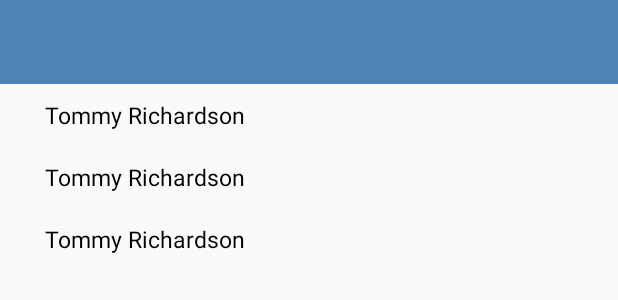
After one commit to kyrylo-1/Telegram-Android-UI-clone, an Android app: the layout activity_contacts.xml on its own in the app's theme, with its tools: preview values and no code run, on a phone screen of 412 x 824 dp. The commit adds this screen. Shown: the top 300 px of the screen. Run offline under Robolectric (Android 15) with nearby library versions, the phone set to English and light mode, and no system bars.

Commit message:
add Contacts activity, that shows all of user's contact list

```diff
--- a/app/src/main/AndroidManifest.xml
+++ b/app/src/main/AndroidManifest.xml
@@ -1,6 +1,8 @@
 <?xml version="1.0" encoding="utf-8"?>
 <manifest xmlns:android="http://schemas.android.com/apk/res/android"
     package="com.shorka.telegramclone_ui">
+
+    <uses-permission android:name="android.permission.READ_CONTACTS" />
 
     <application
         android:allowBackup="true"
@@ -27,6 +29,8 @@
             android:name=".activities.ContactChatActivity"
             android:windowSoftInputMode="stateHidden|stateUnchanged" />
 
+        <activity android:name=".activities.ContactsActivity" />
+
     </application>
 
 
--- /dev/null
+++ b/app/src/main/res/layout/activity_contacts.xml
@@ -0,0 +1,33 @@
+<?xml version="1.0" encoding="utf-8"?>
+<RelativeLayout xmlns:android="http://schemas.android.com/apk/res/android"
+    xmlns:app="http://schemas.android.com/apk/res-auto"
+    xmlns:tools="http://schemas.android.com/tools"
+    android:layout_width="match_parent"
+    android:layout_height="match_parent"
+
+    tools:context=".activities.ContactChatActivity">
+
+    <android.support.v7.widget.Toolbar
+        android:id="@+id/contacts_toolbar"
+        android:layout_width="match_parent"
+        android:layout_height="?android:attr/actionBarSize"
+        android:background="@color/colorPrimary"
+        app:layout_constraintTop_toTopOf="parent"
+
+        app:popupTheme="@style/ThemeOverlay.AppCompat.Light">
+
+    </android.support.v7.widget.Toolbar>
+
+
+    <android.support.v7.widget.RecyclerView
+        android:id="@+id/recycler_view_phone_contacts"
+        android:layout_width="match_parent"
+        android:layout_height="wrap_content"
+        android:clipToPadding="false"
+        android:layout_below="@id/contacts_toolbar"
+        app:stackFromEnd="true"
+        tools:listitem="@layout/item_contact_row">
+
+    </android.support.v7.widget.RecyclerView>
+
+</RelativeLayout>
--- a/app/src/main/res/layout/activity_main.xml
+++ b/app/src/main/res/layout/activity_main.xml
@@ -5,11 +5,8 @@
     android:id="@+id/drawer_layout"
     android:layout_width="match_parent"
     android:layout_height="match_parent"
-
     android:fitsSystemWindows="true"
-
     tools:openDrawer="start">
-
 
     <include
         layout="@layout/contain_main"
@@ -27,5 +24,4 @@
         app:menu="@menu/activity_main_drawer" />
 
 
-
 </android.support.v4.widget.DrawerLayout>
--- a/app/src/main/res/layout/contain_main.xml
+++ b/app/src/main/res/layout/contain_main.xml
@@ -34,7 +34,9 @@
             <android.support.v7.widget.RecyclerView
                 android:id="@+id/main_recycler_view_messages"
                 android:layout_width="match_parent"
-                android:layout_height="wrap_content" />
+                android:layout_height="wrap_content"
+                tools:listitem="@layout/layout_message_preview"
+                />
 
         </android.support.v4.widget.NestedScrollView>
 
--- /dev/null
+++ b/app/src/main/res/layout/item_contact_row.xml
@@ -0,0 +1,19 @@
+<?xml version="1.0" encoding="utf-8"?>
+<android.support.constraint.ConstraintLayout xmlns:android="http://schemas.android.com/apk/res/android"
+    android:layout_width="match_parent"
+    android:layout_height="wrap_content"
+    android:background="?android:selectableItemBackground"
+    >
+
+    <TextView
+        android:id="@+id/text_contact"
+        android:layout_width="match_parent"
+        android:layout_height="wrap_content"
+        android:padding="10dp"
+        android:layout_marginStart="20dp"
+        android:maxLines="1"
+        android:textSize="15sp"
+        android:textColor="@android:color/black"
+        android:text="Tommy Richardson" />
+
+</android.support.constraint.ConstraintLayout>
```
Also changed, not shown: app/src/main/java/com/shorka/telegramclone_ui/activities/ContactsActivity.java (added, +188 -0 lines), app/src/main/java/com/shorka/telegramclone_ui/activities/MainActivity.java (+28 -18 lines), app/src/main/java/com/shorka/telegramclone_ui/adapter/ContactsRecyclerViewAdapter.java (added, +62 -0 lines), app/src/main/java/com/shorka/telegramclone_ui/models/ContactPhoneBook.java (added, +23 -0 lines), app/src/main/res/menu/menu_contacts.xml (added, +16 -0 lines), app/src/main/res/drawable-hdpi/ic_add.png (added), app/src/main/res/drawable-mdpi/ic_add.png (added), app/src/main/res/drawable-xhdpi/ic_add.png (added), app/src/main/res/drawable-xxhdpi/ic_add.png (added).
